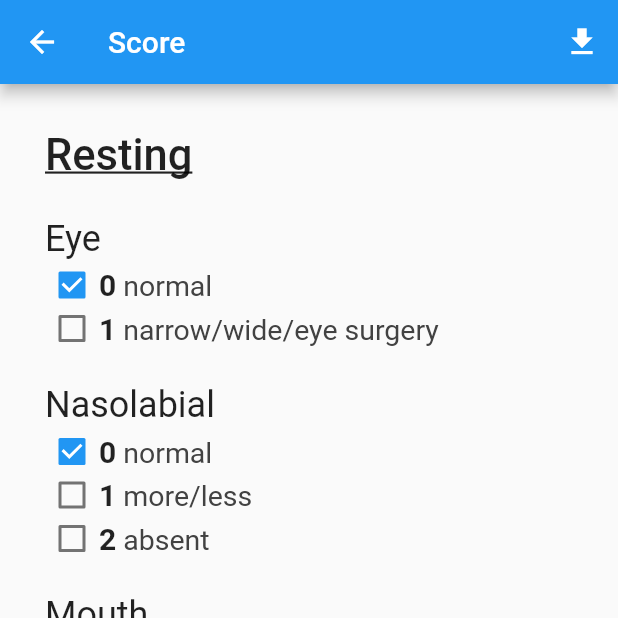
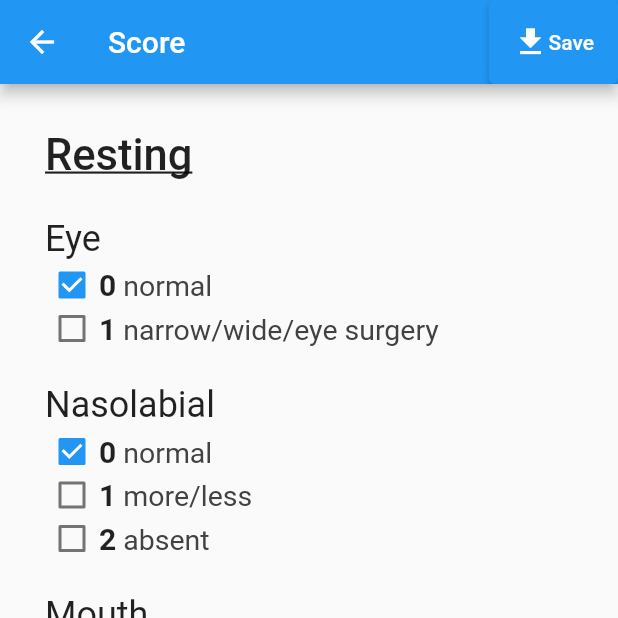
Before and after one commit to chavincc/sbfs, a Flutter app: the ScoreDisplayScreen screen opened by its route, on a phone screen of 412 x 824 dp, the top half of it. Run offline on Flutter 3.47's test engine with Material 2 defaults, Android fonts, the phone set to English and light mode, and no system bars; our stand-ins replace camera, image_picker, open_filex, pdf.

Commit message:
feat(score): update storage score via api and only create file if update successfully

```diff
--- a/lib/screens/score_display_screen.dart
+++ b/lib/screens/score_display_screen.dart
@@ -8,6 +8,7 @@ import 'package:sbfs/models/scores.dart';
 import '../result_pdf/result_pdf.dart';
 import '../providers/faces.dart';
 import '../providers/scores.dart';
+import '../providers/landmarks.dart';
 import '../widgets/score_title.dart';
 import '../widgets/multiple_choice_display.dart';
 import '../widgets/scale_display.dart';
@@ -24,6 +25,7 @@ class ScoreDisplayScreen extends StatelessWidget {
     final _scoreProvider = Provider.of<Scores>(context);
     final _scoreInstance = _scoreProvider.getSunnyBrookScore;
     final _facesProvider = Provider.of<Faces>(context, listen: false);
+    final _landmarksProvider = Provider.of<Landmarks>(context, listen: false);
 
     final _restingTotalScore = _scoreProvider.getGroupSumScore('Resting');
     final _voluntaryMovementTotalScore =
@@ -34,8 +36,11 @@ class ScoreDisplayScreen extends StatelessWidget {
       appBar: AppBar(
         title: const Text('Score'),
         actions: [
-          IconButton(
+          ElevatedButton(
             onPressed: () async {
+              final updateStorageSuccess = await _scoreProvider
+                  .updateScoreStorage(context, _landmarksProvider.getUid ?? '');
+              if (updateStorageSuccess) {
                 final resultPdf = buildResultPdf(
                   _facesProvider.getPosesPhoto,
                   _facesProvider.getPatientId,
@@ -51,8 +56,16 @@ class ScoreDisplayScreen extends StatelessWidget {
                 final bytes = await resultPdf.save();
                 await file.writeAsBytes(bytes);
                 await OpenFilex.open((file.path));
+              }
             },
-            icon: const Icon(Icons.download),
+            child: Row(
+              children: _scoreProvider.isFetching
+                  ? const [Text('Saving..')]
+                  : const [
+                      Icon(Icons.download),
+                      Text('Save'),
+                    ],
+            ),
           )
         ],
       ),
```
Also changed, not shown: lib/providers/scores.dart (+54 -0 lines). Lines whose indentation alone changed are shown as unchanged.
